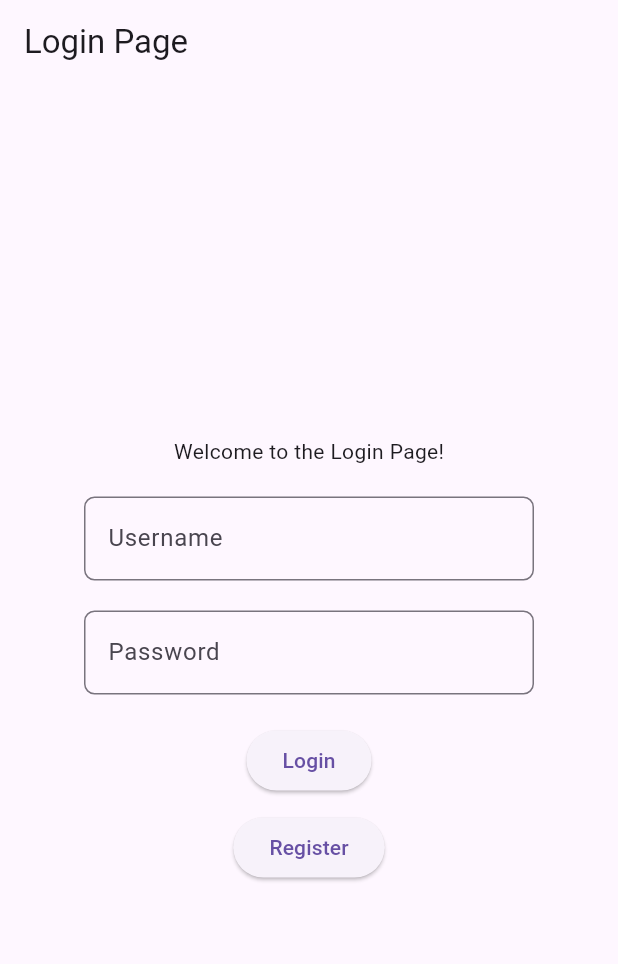
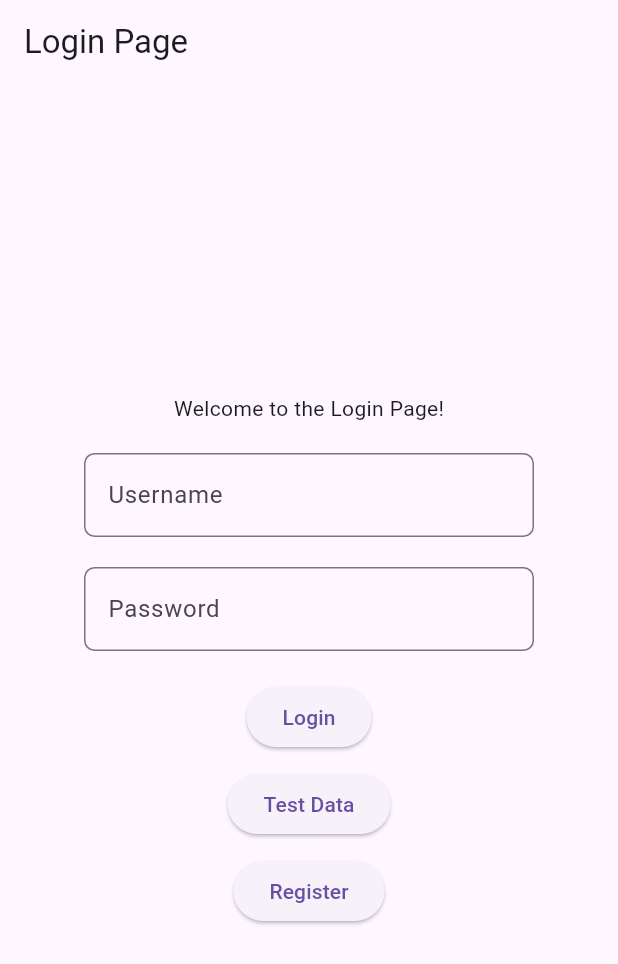
Before and after one commit to NV-Phong/HealthCare, a Flutter app: the screen it shows after launch, after a tap on "Login", on a phone screen of 412 x 824 dp. Shown: the top 964 px of the screen. Run offline on Flutter 3.47's test engine with Material 3 defaults, Android fonts, the phone set to English and light mode, and no system bars; network calls fail.

Commit message:
[CHORE] Test API

```diff
--- a/client_beta/lib/routes/Routes.dart
+++ b/client_beta/lib/routes/Routes.dart
@@ -1,15 +1,18 @@
 import 'package:client_beta/screens/Register.dart';
+import 'package:client_beta/screens/TestData.dart';
 import 'package:flutter/material.dart';
 import '../screens/Login.dart';
 
 class AppRoutes {
   static const String login = '/';
-  static const String register = '/Register';
+  static const String register = '/register';
+  static const String testdata = '/testdata';
 
   static Map<String, WidgetBuilder> get routes {
     return {
       login: (context) => Login(),
       register: (context) => RegisterPage(),
+      testdata: (context) => DataScreen()
     };
   }
 }
--- a/client_beta/lib/screens/Login.dart
+++ b/client_beta/lib/screens/Login.dart
@@ -52,16 +52,24 @@ class Login extends StatelessWidget {
 
               ElevatedButton(
                 onPressed: () {
-                  Navigator.pushNamed(context, '/Login');
+                  Navigator.pushNamed(context, '/login');
                 },
                 child: Text('Login'), // Changed to 'Login' for clarity
+              ),
+              SizedBox(height: 10),
+
+              ElevatedButton(
+                onPressed: () {
+                  Navigator.pushNamed(context, '/testdata');
+                },
+                child: Text('Test Data'), // Changed to 'Login' for clarity
               ),
               SizedBox(height: 10),
 
               // Optionally, a button for registration
               ElevatedButton(
                 onPressed: () {
-                  Navigator.pushNamed(context, '/Register');
+                  Navigator.pushNamed(context, '/register');
                 },
                 child: Text('Register'),
               ),
--- a/client_beta/pubspec.yaml
+++ b/client_beta/pubspec.yaml
@@ -28,6 +28,7 @@ environment:
 # the latest version available on pub.dev. To see which dependencies have newer
 # versions available, run `flutter pub outdated`.
 dependencies:
+   http: ^1.2.2
    flutter:
       sdk: flutter
 
```
Also changed, not shown: client_beta/lib/screens/TestData.dart (added, +58 -0 lines), client_beta/pubspec.lock.
